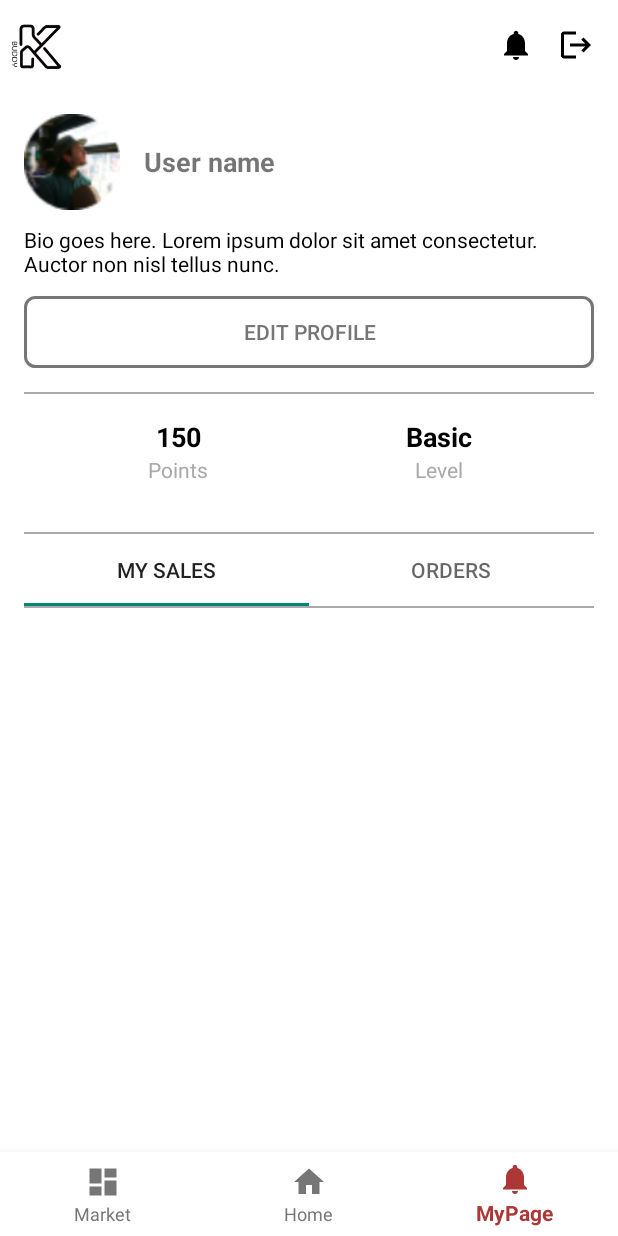
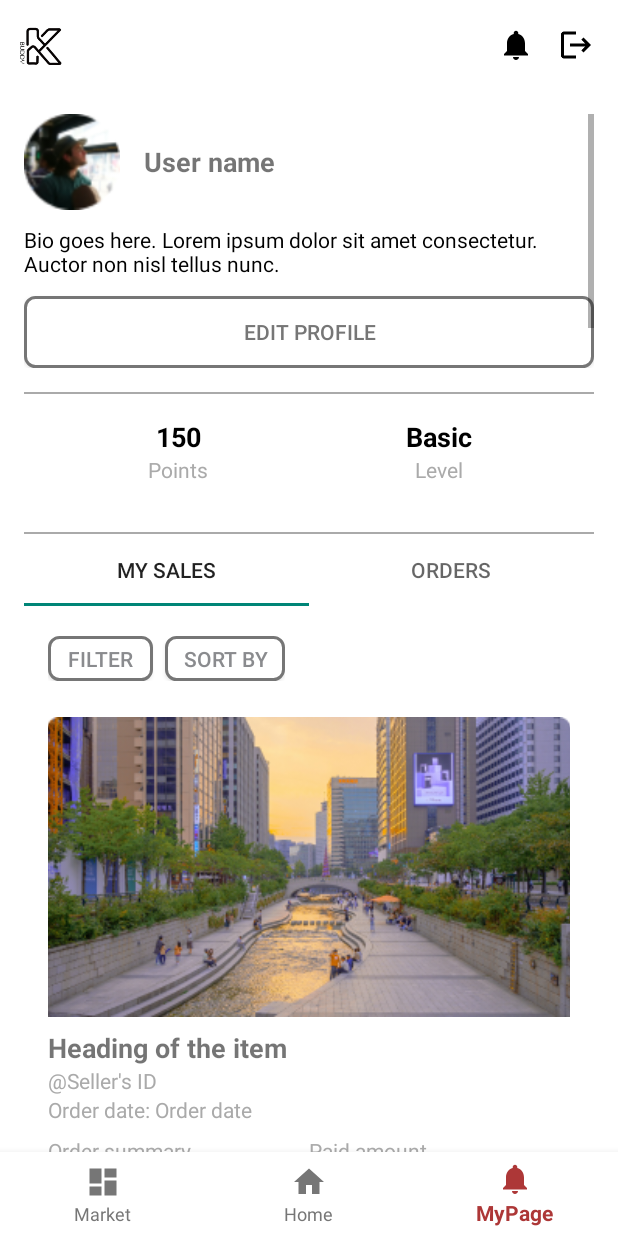
Before and after one commit to ERICA-KBuddy/Client, an Android app: the MypageFragment screen opened through its navigation route, on a phone screen of 412 x 824 dp. Run offline under Robolectric (Android 15) with nearby library versions, the phone set to English and light mode, and no system bars; our stand-ins replace navigation-ui.

Commit message:
[feat][ADD MysaleAdapter and Improve MypageFragment and MysaleFragment layout][brightalot]

```diff
--- /dev/null
+++ b/app/src/main/java/com/example/k_buddy/ui/mainPage/ui/mypage/MysaleAdapter.kt
@@ -0,0 +1,31 @@
+package com.example.k_buddy.ui.mainPage.ui.mypage
+
+import android.view.LayoutInflater
+import android.view.ViewGroup
+import androidx.recyclerview.widget.RecyclerView
+import com.example.k_buddy.databinding.ItemMysaleBinding
+
+class MysaleAdapter(private val items: List<MysaleItem>) : RecyclerView.Adapter<MysaleAdapter.MySaleViewHolder>() {
+
+    override fun onCreateViewHolder(parent: ViewGroup, viewType: Int): MySaleViewHolder {
+        val binding = ItemMysaleBinding.inflate(LayoutInflater.from(parent.context), parent, false)
+        return MySaleViewHolder(binding)
+    }
+
+    override fun onBindViewHolder(holder: MySaleViewHolder, position: Int) {
+        holder.bind(items[position])
+    }
+
+    override fun getItemCount(): Int = items.size
+
+    class MySaleViewHolder(private val binding: ItemMysaleBinding) : RecyclerView.ViewHolder(binding.root) {
+        fun bind(item: MysaleItem) {
+            binding.itemImage.setImageResource(item.imageResId)
+            binding.itemTitle.text = item.title
+            binding.itemSellerId.text = item.sellerId
+            binding.itemOrderDate.text = "Order date: ${item.orderDate}"
+            binding.itemOrderSummary.text = "Order summary\n${item.orderSummary}"
+            binding.itemPaidAmount.text = "Paid amount\n${item.paidAmount}"
+        }
+    }
+}
--- a/app/src/main/java/com/example/k_buddy/ui/mainPage/ui/mypage/MysaleFragment.kt
+++ b/app/src/main/java/com/example/k_buddy/ui/mainPage/ui/mypage/MysaleFragment.kt
@@ -1,32 +1,38 @@
 package com.example.k_buddy.ui.mainPage.ui.mypage
 
-import androidx.lifecycle.ViewModelProvider
 import android.os.Bundle
 import androidx.fragment.app.Fragment
 import android.view.LayoutInflater
 import android.view.View
 import android.view.ViewGroup
-import com.example.k_buddy.R
+import androidx.fragment.app.viewModels
+import androidx.recyclerview.widget.LinearLayoutManager
+import com.example.k_buddy.databinding.FragmentMysaleBinding
 
 class MysaleFragment : Fragment() {
 
-    companion object {
-        fun newInstance() = MysaleFragment()
-    }
+    private var _binding: FragmentMysaleBinding? = null
+    private val binding get() = _binding!!
 
-    private lateinit var viewModel: MysaleViewModel
-
+    // ViewModel을 by viewModels()를 사용하여 초기화
+    private val viewModel: MysaleViewModel by viewModels()
     override fun onCreateView(
         inflater: LayoutInflater, container: ViewGroup?,
         savedInstanceState: Bundle?
-    ): View? {
-        return inflater.inflate(R.layout.fragment_mysale, container, false)
+    ): View {
+        _binding = FragmentMysaleBinding.inflate(inflater, container, false)
+        return binding.root
     }
 
-    override fun onActivityCreated(savedInstanceState: Bundle?) {
-        super.onActivityCreated(savedInstanceState)
-        viewModel = ViewModelProvider(this).get(MysaleViewModel::class.java)
-        // TODO: Use the ViewModel
+    override fun onViewCreated(view: View, savedInstanceState: Bundle?) {
+        super.onViewCreated(view, savedInstanceState)
+
+        binding.recyclerView.layoutManager = LinearLayoutManager(context)
+        binding.recyclerView.adapter = MysaleAdapter(viewModel.items)
     }
 
+    override fun onDestroyView() {
+        super.onDestroyView()
+        _binding = null
+    }
 }
--- /dev/null
+++ b/app/src/main/java/com/example/k_buddy/ui/mainPage/ui/mypage/MysaleItem.kt
@@ -0,0 +1,10 @@
+package com.example.k_buddy.ui.mainPage.ui.mypage
+
+data class MysaleItem(
+    val imageResId: Int,
+    val title: String,
+    val sellerId: String,
+    val orderDate: String,
+    val orderSummary: String,
+    val paidAmount: String
+)
--- a/app/src/main/java/com/example/k_buddy/ui/mainPage/ui/mypage/MysaleViewModel.kt
+++ b/app/src/main/java/com/example/k_buddy/ui/mainPage/ui/mypage/MysaleViewModel.kt
@@ -1,7 +1,21 @@
 package com.example.k_buddy.ui.mainPage.ui.mypage
 
 import androidx.lifecycle.ViewModel
+import com.example.k_buddy.R
 
 class MysaleViewModel : ViewModel() {
     // TODO: Implement the ViewModel
+    val items = listOf(
+        MysaleItem(R.drawable.item_sample_image, "Heading of the item", "@Seller's ID", "Order date", "3 days 2 nights", "30,000 won"),
+        MysaleItem(R.drawable.item_sample_image, "Heading of the item", "@Seller's ID", "Order date", "3 days 2 nights", "30,000 won"),
+        MysaleItem(R.drawable.item_sample_image, "Heading of the item", "@Seller's ID", "Order date", "3 days 2 nights", "30,000 won"),MysaleItem(R.drawable.item_sample_image, "Heading of the item", "@Seller's ID", "Order date", "3 days 2 nights", "30,000 won"),
+        MysaleItem(R.drawable.item_sample_image, "Heading of the item", "@Seller's ID", "Order date", "3 days 2 nights", "30,000 won"),
+        MysaleItem(R.drawable.item_sample_image, "Heading of the item", "@Seller's ID", "Order date", "3 days 2 nights", "30,000 won"),
+        MysaleItem(R.drawable.item_sample_image, "Heading of the item", "@Seller's ID", "Order date", "3 days 2 nights", "30,000 won"),
+        MysaleItem(R.drawable.item_sample_image, "Heading of the item", "@Seller's ID", "Order date", "3 days 2 nights", "30,000 won"),
+        MysaleItem(R.drawable.item_sample_image, "Heading of the item", "@Seller's ID", "Order date", "3 days 2 nights", "30,000 won"),
+        MysaleItem(R.drawable.item_sample_image, "Heading of the item", "@Seller's ID", "Order date", "3 days 2 nights", "30,000 won"),
+
+        // 더 많은 아이템 추가
+    )
 }
--- /dev/null
+++ b/app/src/main/res/drawable/mypage_create_listing_button.xml
@@ -0,0 +1,11 @@
+<?xml version="1.0" encoding="utf-8"?>
+<shape xmlns:android="http://schemas.android.com/apk/res/android"
+    android:shape="rectangle">
+    <solid android:color="@color/black" />
+    <stroke android:width="2dp" android:color="@color/black"/>
+    <corners
+        android:bottomLeftRadius="8dp"
+        android:bottomRightRadius="8dp"
+        android:topLeftRadius="8dp"
+        android:topRightRadius="8dp" />
+</shape>
--- a/app/src/main/res/layout/fragment_mypage.xml
+++ b/app/src/main/res/layout/fragment_mypage.xml
@@ -17,6 +17,7 @@
             android:id="@+id/back_button"
             android:layout_width="34dp"
             android:layout_height="32dp"
+            android:paddingStart="5dp"
             android:src="@drawable/kbuddy_logo_bold_black"
             android:layout_alignParentStart="true"
             android:layout_centerVertical="true" />
--- a/app/src/main/res/layout/fragment_mysale.xml
+++ b/app/src/main/res/layout/fragment_mysale.xml
@@ -1,14 +1,47 @@
-<?xml version="1.0" encoding="utf-8"?>
-<FrameLayout xmlns:android="http://schemas.android.com/apk/res/android"
+<RelativeLayout xmlns:android="http://schemas.android.com/apk/res/android"
     xmlns:tools="http://schemas.android.com/tools"
     android:layout_width="match_parent"
     android:layout_height="match_parent"
     tools:context=".ui.mainPage.ui.mypage.MysaleFragment">
 
+    <!-- Filter and Sort by buttons -->
+    <LinearLayout
+        android:id="@+id/button_container"
+        android:layout_width="wrap_content"
+        android:layout_height="wrap_content"
+        android:orientation="horizontal"
+        android:layout_marginStart="16dp"
+        android:layout_marginEnd="16dp"
+        android:layout_marginTop="20dp"
+        android:gravity="center_horizontal">
+
+        <Button
+            android:id="@+id/button_filter"
+            android:layout_width="70dp"
+            android:layout_height="30dp"
+            android:text="Filter"
+            android:textColor="#8A8B8E"
+            android:background="@drawable/mypage_round_button_1"
+            android:drawablePadding="8dp"
+            android:layout_marginEnd="8dp"/>
+
+        <Button
+            android:id="@+id/button_sort_by"
+            android:layout_width="80dp"
+            android:layout_height="30dp"
+            android:layout_weight="1"
+            android:text="Sort by"
+            android:textColor="#8A8B8E"
+            android:background="@drawable/mypage_round_button_1"
+            android:drawablePadding="8dp" />
+    </LinearLayout>
+
+    <!-- RecyclerView for displaying items -->
     <androidx.recyclerview.widget.RecyclerView
         android:id="@+id/recycler_view"
         android:layout_width="match_parent"
         android:layout_height="match_parent"
+        android:layout_below="@id/button_container"
+        android:layout_marginTop="8dp"
         tools:listitem="@layout/item_mysale"/>
-
-</FrameLayout>
+</RelativeLayout>
```
